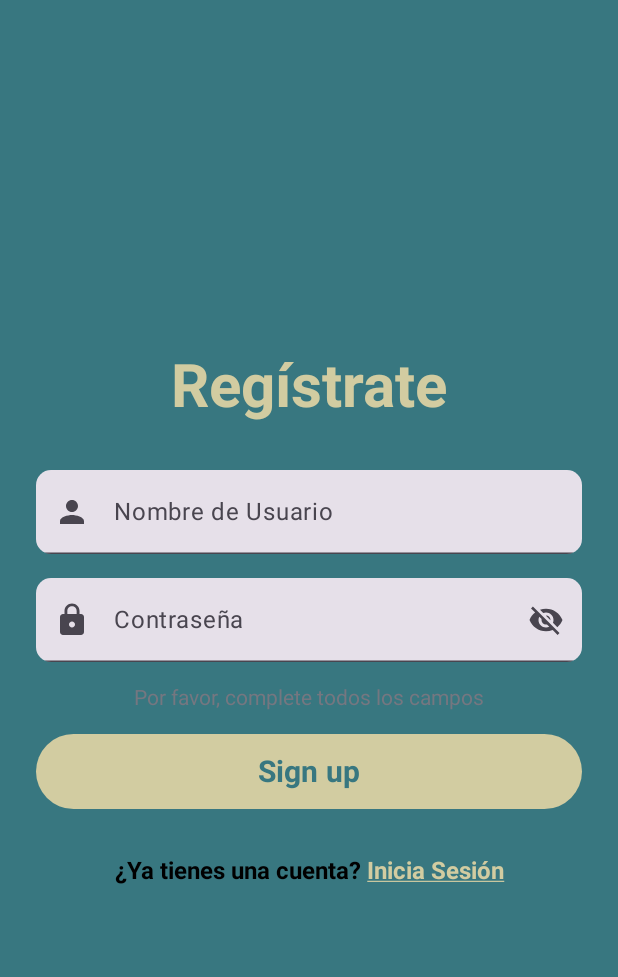
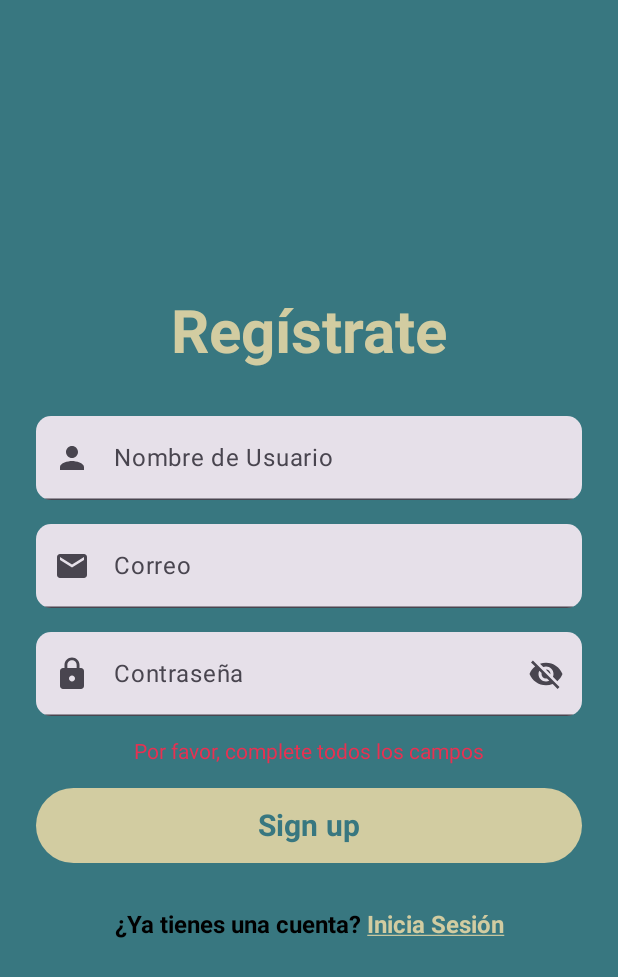
Before and after one commit to AlbertoSMC72/watpato_andorid_app, an Android app built with Jetpack Compose: the RegisterScreen screen opened through its navigation route, after a tap on "Sign up", on a phone screen of 412 x 824 dp. Shown: the top 977 px of the screen. Run offline under Robolectric (Android 15) with nearby library versions, the phone set to English and light mode, and no system bars; our stand-ins replace livedata-compose.

Commit message:
nuevas vistas loguin y register, fix firebase

```diff
--- a/app/src/main/java/com/example/watpato/MyApp.kt
+++ b/app/src/main/java/com/example/watpato/MyApp.kt
@@ -26,8 +26,7 @@ class MyApp : Application() {
                 return@addOnCompleteListener
             }
             val token = it.result
-            println("El valor del token es")
-            println(token)
+            com.example.watpato.core.data.FirebaseTokenProvider.firebaseToken = token
             Log.d("dbug", token)
         }
     }
--- a/app/src/main/java/com/example/watpato/core/navigation/NavigationWrapper.kt
+++ b/app/src/main/java/com/example/watpato/core/navigation/NavigationWrapper.kt
@@ -15,7 +15,7 @@ import com.example.watpato.register.presentation.RegisterViewModel
 @Composable
 fun NavigationWrapper() {
     val navController = rememberNavController()
-    NavHost(navController = navController, startDestination = "AddBook") {
+    NavHost(navController = navController, startDestination = "Login") {
 
         composable("Login") {
             LoginScreen(LoginViewModel()) { destination ->
--- a/app/src/main/java/com/example/watpato/register/data/datasource/RegisterService.kt
+++ b/app/src/main/java/com/example/watpato/register/data/datasource/RegisterService.kt
@@ -13,7 +13,7 @@ interface RegisterService {
     @GET("v3/9f81fd5c-05d2-4e1b-bae6-d3bd4eec084b")
     suspend fun validateUsername() : Response<UsernameValidateDTO>
 
-    @POST("app/user")
+    @POST("users")
     suspend fun createUser(@Body request: CreateUserRequest): Response<UserDTO>
     abstract fun login(mapOf: Map<String, String>): Any
 
--- a/app/src/main/java/com/example/watpato/register/data/model/CreateUserRequest.kt
+++ b/app/src/main/java/com/example/watpato/register/data/model/CreateUserRequest.kt
@@ -1,6 +1,8 @@
 package com.example.watpato.register.data.model
 
 data class CreateUserRequest(
-    val nombre_usuario: String,
-    val contrasena: String
+    val username: String,
+    val email: String,
+    val password: String,
+    val firebaseToken: String?
 )
--- a/app/src/main/java/com/example/watpato/register/domain/CreateUserUSeCase.kt
+++ b/app/src/main/java/com/example/watpato/register/domain/CreateUserUSeCase.kt
@@ -2,7 +2,6 @@ package com.example.watpato.register.domain
 
 import com.example.watpato.register.data.model.CreateUserRequest
 import com.example.watpato.register.data.model.UserDTO
-import com.example.watpato.register.data.model.UsernameValidateDTO
 import com.example.watpato.register.data.repository.RegisterRepository
 
 class CreateUserUSeCase {
@@ -11,7 +10,6 @@ class CreateUserUSeCase {
     suspend operator fun invoke(user: CreateUserRequest) : Result<UserDTO> {
         val result = repository.createUser(user)
 
-        //En caso de existir acá debe estar la lógica de negocio
         return result
     }
 }
--- a/app/src/main/java/com/example/watpato/register/presentation/RegisterUI.kt
+++ b/app/src/main/java/com/example/watpato/register/presentation/RegisterUI.kt
@@ -16,6 +16,7 @@ import androidx.compose.foundation.shape.RoundedCornerShape
 import androidx.compose.foundation.text.KeyboardOptions
 import androidx.compose.material.icons.Icons
 import androidx.compose.material.icons.filled.Done
+import androidx.compose.material.icons.filled.Email
 import androidx.compose.material.icons.filled.Lock
 import androidx.compose.material.icons.filled.Person
 import androidx.compose.material.icons.filled.Visibility
@@ -51,6 +52,7 @@ import com.example.watpato.ui.theme.Beige
 import com.example.watpato.ui.theme.GrayBlue
 import com.example.watpato.ui.theme.Teal
 import androidx.compose.runtime.LaunchedEffect
+import com.example.watpato.ui.theme.Coral
 
 @Preview(showBackground = true)
 @Composable
@@ -65,6 +67,7 @@ fun preview_RegisterScreen() {
 @Composable
 fun RegisterScreen(registerViewModel: RegisterViewModel, onNavigate: (String) -> Unit) {
     val username: String by registerViewModel.username.observeAsState("")
+    val email: String by registerViewModel.email.observeAsState("")
     val password: String by registerViewModel.password.observeAsState("")
     val success: Boolean by registerViewModel.success.observeAsState(false)
     val error: String by registerViewModel.error.observeAsState("")
@@ -82,7 +85,7 @@ fun RegisterScreen(registerViewModel: RegisterViewModel, onNavigate: (String) ->
         modifier = Modifier
             .fillMaxSize()
             .background(Teal)
-            .padding(16.dp),            // <--- Se agrega el padding de 16.dp
+            .padding(16.dp),
         verticalArrangement = Arrangement.Center
     ) {
         Text(
@@ -93,22 +96,34 @@ fun RegisterScreen(registerViewModel: RegisterViewModel, onNavigate: (String) ->
             textAlign = TextAlign.Center,
             modifier = Modifier
                 .fillMaxWidth()
-                .padding(bottom = 16.dp) // Separación inferior
+                .padding(bottom = 16.dp)
         )
 
         Spacer(modifier = Modifier.height(16.dp))
         TextField(
             value = username,
             onValueChange = { registerViewModel.onChangeUsername(it) },
-            label = { Text("Nombre de Usuario") },  // en español para mayor consistencia
+            label = { Text("Nombre de Usuario") },
             leadingIcon = { Icon(Icons.Default.Person, contentDescription = "Person Icon") },
             shape = RoundedCornerShape(10.dp),
             modifier = Modifier
                 .fillMaxWidth()
                 .padding(horizontal = 8.dp)
         )
+        Spacer(modifier = Modifier.height(16.dp))
 
+        TextField(
+            value = email,
+            onValueChange = { registerViewModel.onChangeEmail(it) },
+            label = { Text("Correo") },
+            leadingIcon = { Icon(Icons.Default.Email, contentDescription = "Mail Icon") },
+            shape = RoundedCornerShape(10.dp),
+            modifier = Modifier
+                .fillMaxWidth()
+                .padding(horizontal = 8.dp)
+        )
         Spacer(modifier = Modifier.height(16.dp))
+
         TextField(
             value = password,
             onValueChange = { registerViewModel.onChangePassword(it) },
@@ -130,11 +145,10 @@ fun RegisterScreen(registerViewModel: RegisterViewModel, onNavigate: (String) ->
         )
 
         Spacer(modifier = Modifier.height(16.dp))
-        // Si hay un mensaje de error, lo mostramos
         if (error.isNotEmpty()) {
             Text(
                 text = error,
-                color = GrayBlue, // o el color que prefieras para mostrar errores
+                color = Coral,
                 modifier = Modifier.fillMaxWidth(),
                 textAlign = TextAlign.Center
             )
@@ -143,7 +157,7 @@ fun RegisterScreen(registerViewModel: RegisterViewModel, onNavigate: (String) ->
 
         Button(
             onClick = {
-                val user = CreateUserRequest(username, password)
+                val user = CreateUserRequest(username,email ,password, null)
                 registerViewModel.viewModelScope.launch {
                     registerViewModel.onClick(user)
                 }
```
Also changed, not shown: app/src/main/java/com/example/watpato/core/data/FirebaseTokenProvider.kt (added, +9 -0 lines), app/src/main/java/com/example/watpato/register/presentation/RegisterViewModel.kt (+15 -3 lines).
